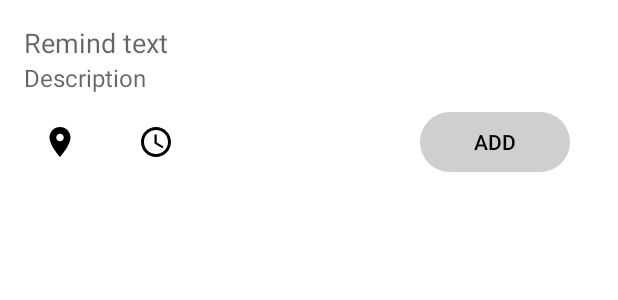
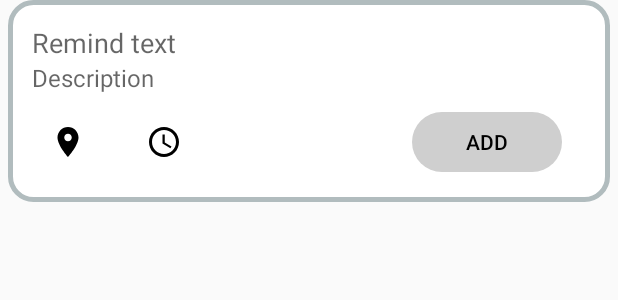
Before and after one commit to Asculapa/GeoReminder, an Android app: the layout fragment_new_record.xml on its own in the app's theme, with its tools: preview values and no code run, on a phone screen of 412 x 824 dp. Shown: the top 300 px of the screen. Run offline under Robolectric (Android 15) with nearby library versions, the phone set to English and light mode, and no system bars.

```diff
--- a/app/build.gradle
+++ b/app/build.gradle
@@ -29,6 +29,7 @@ dependencies {
     implementation 'com.android.support:support-v4:28.0.0'
     implementation 'com.android.support:support-v13:28.0.0'
     implementation 'com.android.support:support-core-ui:28.0.0'
+    implementation 'org.osmdroid:osmdroid-android:6.0.3'
     testImplementation 'junit:junit:4.12'
     androidTestImplementation 'com.android.support.test:runner:1.0.2'
     androidTestImplementation 'com.android.support.test.espresso:espresso-core:3.0.2'
--- /dev/null
+++ b/app/src/main/res/drawable/background_new_record.xml
@@ -0,0 +1,7 @@
+<?xml version="1.0" encoding="UTF-8"?>
+<shape xmlns:android="http://schemas.android.com/apk/res/android">
+    <solid android:color="#FFFFFF"/>
+    <stroke android:width="3dp" android:color="#B1BCBE" />
+    <corners android:radius="15dp"/>
+    <padding android:left="0dp" android:top="0dp" android:right="0dp" android:bottom="0dp" />
+</shape>
--- a/app/src/main/res/layout/fragment_new_record.xml
+++ b/app/src/main/res/layout/fragment_new_record.xml
@@ -3,10 +3,14 @@
     xmlns:app="http://schemas.android.com/apk/res-auto"
     xmlns:tools="http://schemas.android.com/tools"
     android:layout_width="match_parent"
-    android:layout_height="match_parent"
+    android:layout_height="wrap_content"
+    android:layout_marginStart="5dp"
+    android:layout_marginLeft="5dp"
+    android:layout_marginEnd="5dp"
+    android:layout_marginRight="5dp"
+    android:layout_marginBottom="5dp"
     android:animateLayoutChanges="true"
-    android:background="#FFFFFFFF"
-    >
+    android:background="@drawable/background_new_record">
 
 
     <android.support.constraint.ConstraintLayout
@@ -21,11 +25,11 @@
             android:background="@android:color/transparent"
             android:ems="10"
             android:hint="@string/remind_text"
+            android:importantForAutofill="no"
             android:inputType="textPersonName"
             app:layout_constraintTop_toTopOf="parent"
+            tools:ignore="MissingConstraints"
             tools:layout_editor_absoluteX="16dp"
-            tools:ignore="MissingConstraints"
-            android:importantForAutofill="no"
             tools:targetApi="o" />
 
         <EditText
@@ -35,12 +39,12 @@
             android:background="@android:color/transparent"
             android:ems="10"
             android:hint="@string/description"
+            android:importantForAutofill="no"
             android:inputType="textPersonName"
             android:textSize="16sp"
             app:layout_constraintTop_toBottomOf="@+id/edt_name"
             tools:ignore="MissingConstraints"
             tools:layout_editor_absoluteX="16dp"
-            android:importantForAutofill="no"
             tools:targetApi="o" />
 
         <android.support.constraint.ConstraintLayout
@@ -57,11 +61,13 @@
                 android:layout_width="48dp"
                 android:layout_height="48dp"
                 android:background="@android:color/transparent"
+                android:clickable="true"
                 android:drawableStart="@drawable/location"
+                android:focusable="true"
                 android:padding="12dp"
                 app:layout_constraintStart_toStartOf="parent"
-                tools:layout_editor_absoluteY="0dp"
-                tools:ignore="MissingConstraints" />
+                tools:ignore="MissingConstraints"
+                tools:layout_editor_absoluteY="0dp" />
 
             <Button
                 android:id="@+id/btn_time"
@@ -69,7 +75,9 @@
                 android:layout_height="48dp"
                 android:layout_marginStart="16dp"
                 android:background="@android:color/transparent"
+                android:clickable="true"
                 android:drawableStart="@drawable/time"
+                android:focusable="true"
                 android:padding="12dp"
                 app:layout_constraintBottom_toBottomOf="parent"
                 app:layout_constraintStart_toEndOf="@+id/btn_location"
@@ -85,6 +93,8 @@
                 android:layout_marginEnd="16dp"
                 android:layout_marginBottom="8dp"
                 android:background="@drawable/shape_button"
+                android:clickable="true"
+                android:focusable="true"
                 android:text="@string/add"
                 android:textColor="@color/black"
                 android:textSize="14sp"
--- a/app/src/main/res/values/colors.xml
+++ b/app/src/main/res/values/colors.xml
@@ -4,4 +4,5 @@
     <color name="colorPrimaryDark">#00574B</color>
     <color name="colorAccent">#D81B60</color>
     <color name="black">#000000</color>
+    <color name="white">#FFFFFF</color>
 </resources>
--- a/app/src/main/res/values/strings.xml
+++ b/app/src/main/res/values/strings.xml
@@ -13,7 +13,7 @@
     <string name="add">add</string>
     <string name="remind_text">Remind text</string>
     <string name="description">Description</string>
-    <string name="list_of_location">List of location</string>
+    <string name="list_of_location">List of locations</string>
     <string name="select_location">Select location</string>
     <string name="choose_variant">Choose variant</string>
     <string name="developer_is_debil">Something wrong with developer(just stupid)</string>
```
Also changed, not shown: app/src/main/AndroidManifest.xml (+12 -1 lines), app/src/main/java/com/shakal/georeminder/fragments/Location.java (deleted, +0 -45 lines), app/src/main/java/com/shakal/georeminder/fragments/Map.java (added, +76 -0 lines), app/src/main/java/com/shakal/georeminder/fragments/NewRecord.java (+2 -5 lines), app/src/main/res/layout/fragment_location.xml (+22 -7 lines), 1 other file.
